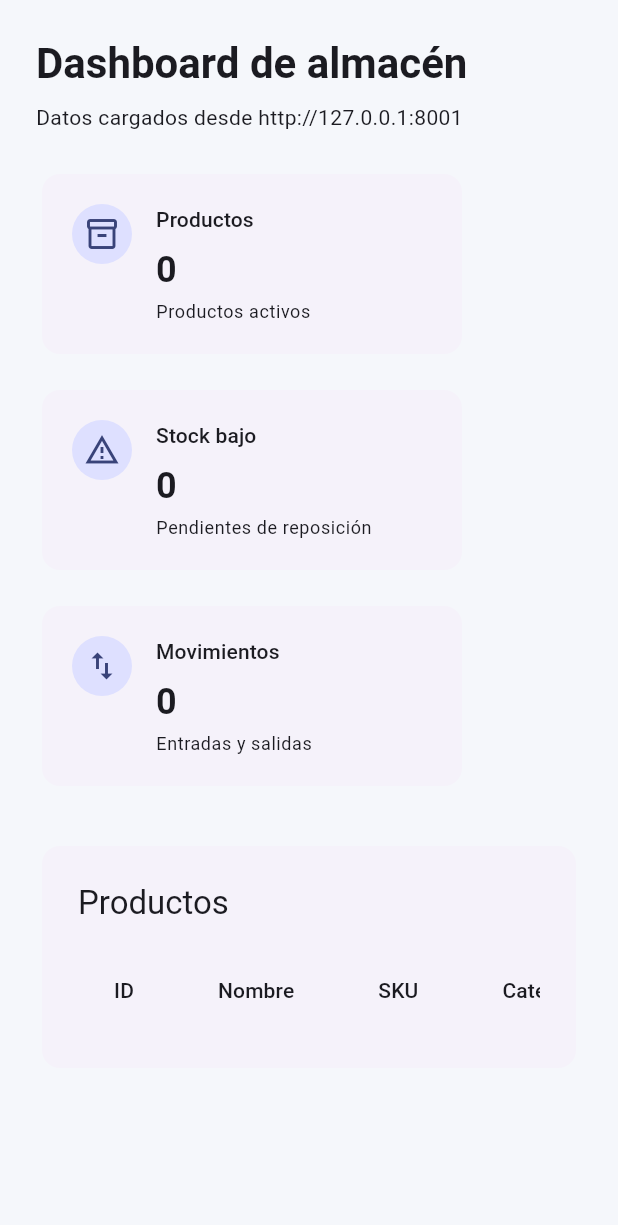
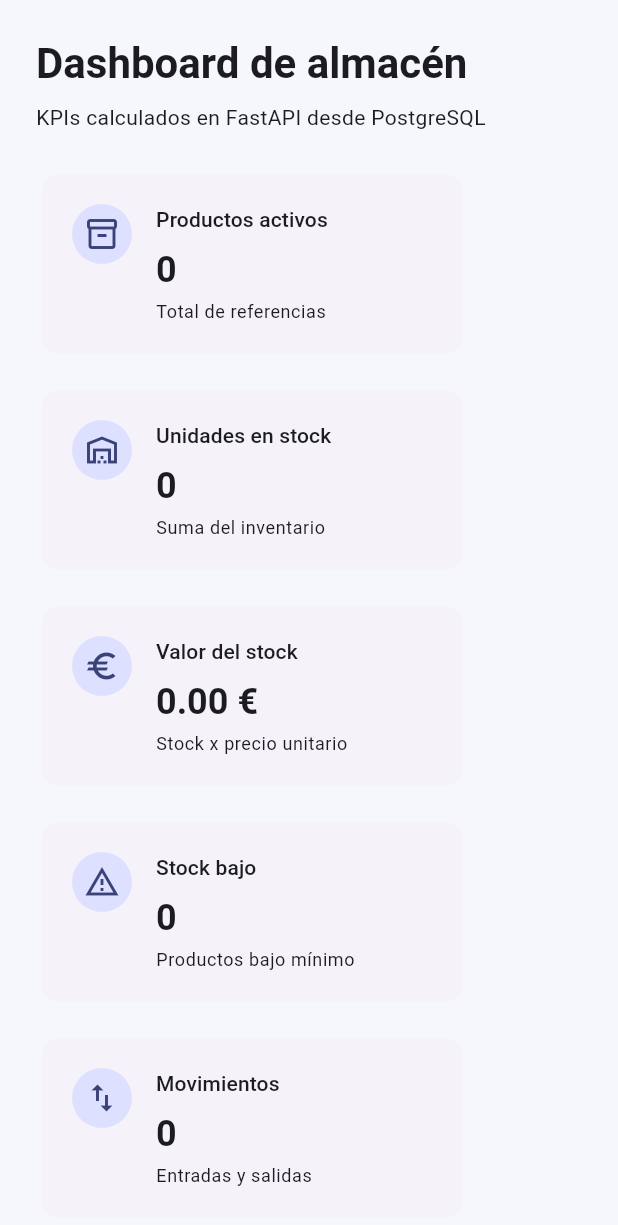
Before and after one commit to DDargn/warehouse-management-demo, a Flutter app: the _DashboardContent widget shown alone on an empty page, opened directly with empty values, on a phone screen of 412 x 824 dp. Shown: the top 1225 px of the screen. Run offline on Flutter 3.47's test engine with Material 3 defaults, Android fonts, the phone set to English and light mode, and no system bars; network calls fail.

Commit message:
Add analytics dashboard KPIs

```diff
--- /dev/null
+++ b/frontend/lib/features/dashboard/data/models/analytics_summary_model.dart
@@ -0,0 +1,46 @@
+class AnalyticsSummaryModel {
+  const AnalyticsSummaryModel({
+    required this.totalProducts,
+    required this.totalStockUnits,
+    required this.lowStockProducts,
+    required this.totalMovements,
+    required this.stockValue,
+    required this.categoriesCount,
+    required this.averageStockPerProduct,
+  });
+
+  final int totalProducts;
+  final int totalStockUnits;
+  final int lowStockProducts;
+  final int totalMovements;
+  final double stockValue;
+  final int categoriesCount;
+  final double averageStockPerProduct;
+
+  factory AnalyticsSummaryModel.fromJson(Map<String, dynamic> json) {
+    return AnalyticsSummaryModel(
+      totalProducts: _toInt(json['total_products']),
+      totalStockUnits: _toInt(json['total_stock_units']),
+      lowStockProducts: _toInt(json['low_stock_products']),
+      totalMovements: _toInt(json['total_movements']),
+      stockValue: _toDouble(json['stock_value']),
+      categoriesCount: _toInt(json['categories_count']),
+      averageStockPerProduct: _toDouble(json['average_stock_per_product']),
+    );
+  }
+
+  static int _toInt(dynamic value) {
+    if (value == null) return 0;
+    if (value is int) return value;
+    if (value is num) return value.toInt();
+
+    return int.tryParse(value.toString()) ?? 0;
+  }
+
+  static double _toDouble(dynamic value) {
+    if (value == null) return 0;
+    if (value is num) return value.toDouble();
+
+    return double.tryParse(value.toString()) ?? 0;
+  }
+}
--- /dev/null
+++ b/frontend/lib/features/dashboard/data/models/stock_by_category_model.dart
@@ -0,0 +1,37 @@
+class StockByCategoryModel {
+  const StockByCategoryModel({
+    required this.category,
+    required this.totalProducts,
+    required this.totalStockUnits,
+    required this.stockValue,
+  });
+
+  final String category;
+  final int totalProducts;
+  final int totalStockUnits;
+  final double stockValue;
+
+  factory StockByCategoryModel.fromJson(Map<String, dynamic> json) {
+    return StockByCategoryModel(
+      category: json['category'] as String,
+      totalProducts: _toInt(json['total_products']),
+      totalStockUnits: _toInt(json['total_stock_units']),
+      stockValue: _toDouble(json['stock_value']),
+    );
+  }
+
+  static int _toInt(dynamic value) {
+    if (value == null) return 0;
+    if (value is int) return value;
+    if (value is num) return value.toInt();
+
+    return int.tryParse(value.toString()) ?? 0;
+  }
+
+  static double _toDouble(dynamic value) {
+    if (value == null) return 0;
+    if (value is num) return value.toDouble();
+
+    return double.tryParse(value.toString()) ?? 0;
+  }
+}
--- a/frontend/lib/features/dashboard/data/warehouse_repository.dart
+++ b/frontend/lib/features/dashboard/data/warehouse_repository.dart
@@ -5,21 +5,23 @@ import 'package:http/http.dart' as http;
 import '../../../core/config/app_config.dart';
 import '../../products/data/models/product_model.dart';
 import '../../stock_movements/data/models/stock_movement_model.dart';
+import 'models/analytics_summary_model.dart';
+import 'models/stock_by_category_model.dart';
 
 class DashboardData {
   const DashboardData({
+    required this.summary,
     required this.products,
     required this.lowStockProducts,
     required this.movements,
+    required this.stockByCategory,
   });
 
+  final AnalyticsSummaryModel summary;
   final List<ProductModel> products;
   final List<ProductModel> lowStockProducts;
   final List<StockMovementModel> movements;
-
-  int get totalProducts => products.length;
-  int get totalLowStockProducts => lowStockProducts.length;
-  int get totalMovements => movements.length;
+  final List<StockByCategoryModel> stockByCategory;
 }
 
 class WarehouseRepository {
@@ -28,15 +30,71 @@ class WarehouseRepository {
   final http.Client _client;
 
   Future<DashboardData> getDashboardData() async {
+    final summary = await getAnalyticsSummary();
     final products = await getProducts();
-    final lowStockProducts = await getProducts(lowStockOnly: true);
+    final lowStockProducts = await getLowStockProducts();
     final movements = await getStockMovements();
+    final stockByCategory = await getStockByCategory();
 
     return DashboardData(
+      summary: summary,
       products: products,
       lowStockProducts: lowStockProducts,
       movements: movements,
+      stockByCategory: stockByCategory,
     );
+  }
+
+  Future<AnalyticsSummaryModel> getAnalyticsSummary() async {
+    final uri = Uri.parse('${AppConfig.apiBaseUrl}/api/analytics/summary');
+
+    final response = await _client.get(uri);
+
+    if (response.statusCode != 200) {
+      throw Exception(
+        'Error loading analytics summary. Status code: ${response.statusCode}',
+      );
+    }
+
+    return AnalyticsSummaryModel.fromJson(
+      jsonDecode(response.body) as Map<String, dynamic>,
+    );
+  }
+
+  Future<List<StockByCategoryModel>> getStockByCategory() async {
+    final uri = Uri.parse('${AppConfig.apiBaseUrl}/api/analytics/stock-by-category');
+
+    final response = await _client.get(uri);
+
+    if (response.statusCode != 200) {
+      throw Exception(
+        'Error loading stock by category. Status code: ${response.statusCode}',
+      );
+    }
+
+    final List<dynamic> rawItems = jsonDecode(response.body) as List<dynamic>;
+
+    return rawItems
+        .map((item) => StockByCategoryModel.fromJson(item as Map<String, dynamic>))
+        .toList();
+  }
+
+  Future<List<ProductModel>> getLowStockProducts() async {
+    final uri = Uri.parse('${AppConfig.apiBaseUrl}/api/analytics/low-stock');
+
+    final response = await _client.get(uri);
+
+    if (response.statusCode != 200) {
+      throw Exception(
+        'Error loading low stock products. Status code: ${response.statusCode}',
+      );
+    }
+
+    final List<dynamic> rawProducts = jsonDecode(response.body) as List<dynamic>;
+
+    return rawProducts
+        .map((item) => ProductModel.fromJson(item as Map<String, dynamic>))
+        .toList();
   }
 
   Future<List<ProductModel>> getProducts({
--- a/frontend/lib/features/dashboard/presentation/screens/dashboard_screen.dart
+++ b/frontend/lib/features/dashboard/presentation/screens/dashboard_screen.dart
@@ -4,6 +4,7 @@ import '../../../../core/config/app_config.dart';
 import '../../../../shared/widgets/kpi_card.dart';
 import '../../../products/data/models/product_model.dart';
 import '../../../products/presentation/screens/products_screen.dart';
+import '../../data/models/stock_by_category_model.dart';
 import '../../data/warehouse_repository.dart';
 
 class DashboardScreen extends StatefulWidget {
@@ -113,6 +114,8 @@ class _DashboardContent extends StatelessWidget {
 
   @override
   Widget build(BuildContext context) {
+    final summary = data.summary;
+
     return SingleChildScrollView(
       padding: const EdgeInsets.all(24),
       child: Column(
@@ -126,7 +129,7 @@ class _DashboardContent extends StatelessWidget {
           ),
           const SizedBox(height: 8),
           Text(
-            'Datos cargados desde ${AppConfig.apiBaseUrl}',
+            'KPIs calculados en FastAPI desde PostgreSQL',
             style: Theme.of(context).textTheme.bodyMedium,
           ),
           const SizedBox(height: 24),
@@ -135,28 +138,159 @@ class _DashboardContent extends StatelessWidget {
             runSpacing: 16,
             children: [
               KpiCard(
-                title: 'Productos',
-                value: data.totalProducts.toString(),
-                description: 'Productos activos',
+                title: 'Productos activos',
+                value: summary.totalProducts.toString(),
+                description: 'Total de referencias',
                 icon: Icons.inventory_2_outlined,
               ),
               KpiCard(
+                title: 'Unidades en stock',
+                value: summary.totalStockUnits.toString(),
+                description: 'Suma del inventario',
+                icon: Icons.warehouse_outlined,
+              ),
+              KpiCard(
+                title: 'Valor del stock',
+                value: '${summary.stockValue.toStringAsFixed(2)} €',
+                description: 'Stock x precio unitario',
+                icon: Icons.euro_outlined,
+              ),
+              KpiCard(
                 title: 'Stock bajo',
-                value: data.totalLowStockProducts.toString(),
-                description: 'Pendientes de reposición',
+                value: summary.lowStockProducts.toString(),
+                description: 'Productos bajo mínimo',
                 icon: Icons.warning_amber_outlined,
               ),
               KpiCard(
                 title: 'Movimientos',
-                value: data.totalMovements.toString(),
+                value: summary.totalMovements.toString(),
                 description: 'Entradas y salidas',
                 icon: Icons.swap_vert,
+              ),
+              KpiCard(
+                title: 'Categorías',
+                value: summary.categoriesCount.toString(),
+                description: 'Familias de producto',
+                icon: Icons.category_outlined,
               ),
             ],
           ),
           const SizedBox(height: 32),
+          _StockByCategoryTable(items: data.stockByCategory),
+          const SizedBox(height: 32),
+          _LowStockTable(products: data.lowStockProducts),
+          const SizedBox(height: 32),
           _ProductsTable(products: data.products),
         ],
+      ),
+    );
+  }
+}
+
+class _StockByCategoryTable extends StatelessWidget {
+  const _StockByCategoryTable({
+    required this.items,
+  });
+
+  final List<StockByCategoryModel> items;
+
+  @override
+  Widget build(BuildContext context) {
+    return Card(
+      elevation: 0,
+      child: Padding(
+        padding: const EdgeInsets.all(24),
+        child: SizedBox(
+          width: double.infinity,
+          child: Column(
+            crossAxisAlignment: CrossAxisAlignment.start,
+            children: [
+              Text(
+                'Stock por categoría',
+                style: Theme.of(context).textTheme.titleLarge,
+              ),
+              const SizedBox(height: 16),
+              SingleChildScrollView(
+                scrollDirection: Axis.horizontal,
+                child: DataTable(
+                  columns: const [
+                    DataColumn(label: Text('Categoría')),
+                    DataColumn(label: Text('Productos')),
+                    DataColumn(label: Text('Unidades')),
+                    DataColumn(label: Text('Valor')),
+                  ],
+                  rows: items.map((item) {
+                    return DataRow(
+                      cells: [
+                        DataCell(Text(item.category)),
+                        DataCell(Text(item.totalProducts.toString())),
+                        DataCell(Text(item.totalStockUnits.toString())),
+                        DataCell(Text('${item.stockValue.toStringAsFixed(2)} €')),
+                      ],
+                    );
+                  }).toList(),
+                ),
+              ),
+            ],
+          ),
+        ),
+      ),
+    );
+  }
+}
+
+class _LowStockTable extends StatelessWidget {
+  const _LowStockTable({
+    required this.products,
+  });
+
+  final List<ProductModel> products;
+
+  @override
+  Widget build(BuildContext context) {
+    return Card(
+      elevation: 0,
+      child: Padding(
+        padding: const EdgeInsets.all(24),
+        child: SizedBox(
+          width: double.infinity,
+          child: Column(
+            crossAxisAlignment: CrossAxisAlignment.start,
+            children: [
+              Text(
+                'Productos con stock bajo',
+                style: Theme.of(context).textTheme.titleLarge,
+              ),
+              const SizedBox(height: 16),
+              if (products.isEmpty)
+                const Text('No hay productos por debajo del stock mínimo.')
+              else
+                SingleChildScrollView(
+                  scrollDirection: Axis.horizontal,
+                  child: DataTable(
+                    columns: const [
+                      DataColumn(label: Text('Producto')),
+                      DataColumn(label: Text('SKU')),
+                      DataColumn(label: Text('Stock')),
+                      DataColumn(label: Text('Mínimo')),
+                      DataColumn(label: Text('Ubicación')),
+                    ],
+                    rows: products.map((product) {
+                      return DataRow(
+                        cells: [
+                          DataCell(Text(product.name)),
+                          DataCell(Text(product.sku)),
+                          DataCell(Text(product.stock.toString())),
+                          DataCell(Text(product.minStock.toString())),
+                          DataCell(Text(product.location ?? '-')),
+                        ],
+                      );
+                    }).toList(),
+                  ),
+                ),
+            ],
+          ),
+        ),
       ),
     );
   }
@@ -181,7 +315,7 @@ class _ProductsTable extends StatelessWidget {
             crossAxisAlignment: CrossAxisAlignment.start,
             children: [
               Text(
-                'Productos',
+                'Resumen de productos',
                 style: Theme.of(context).textTheme.titleLarge,
               ),
               const SizedBox(height: 16),
```
Also changed, not shown: 2 other files.
